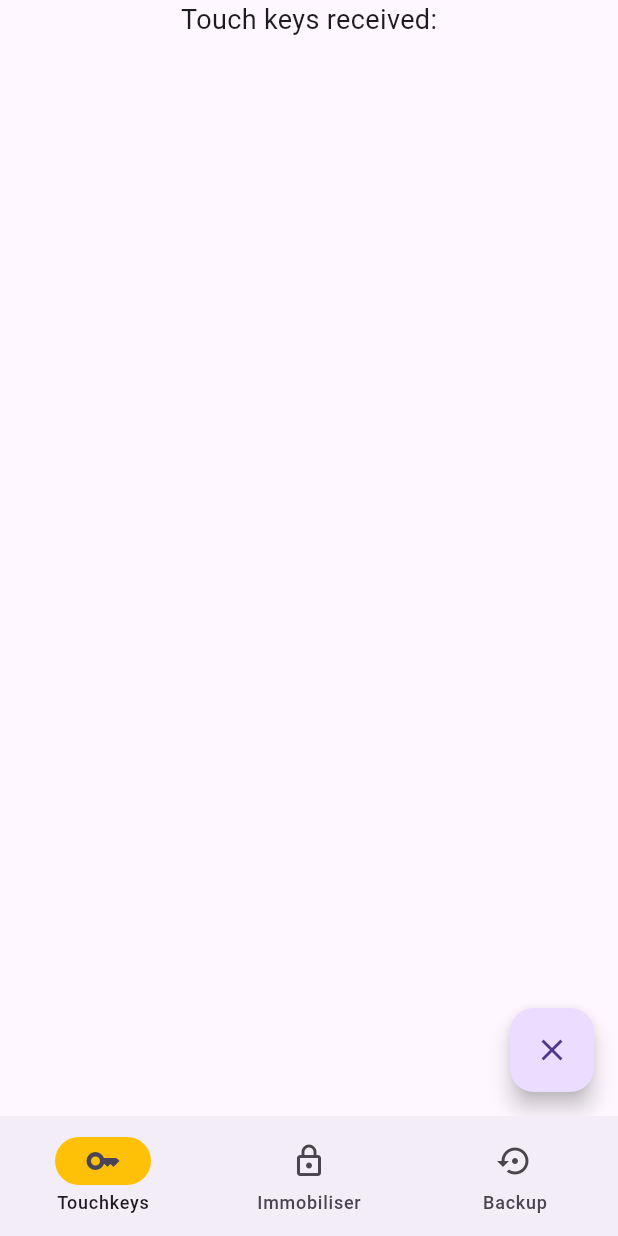
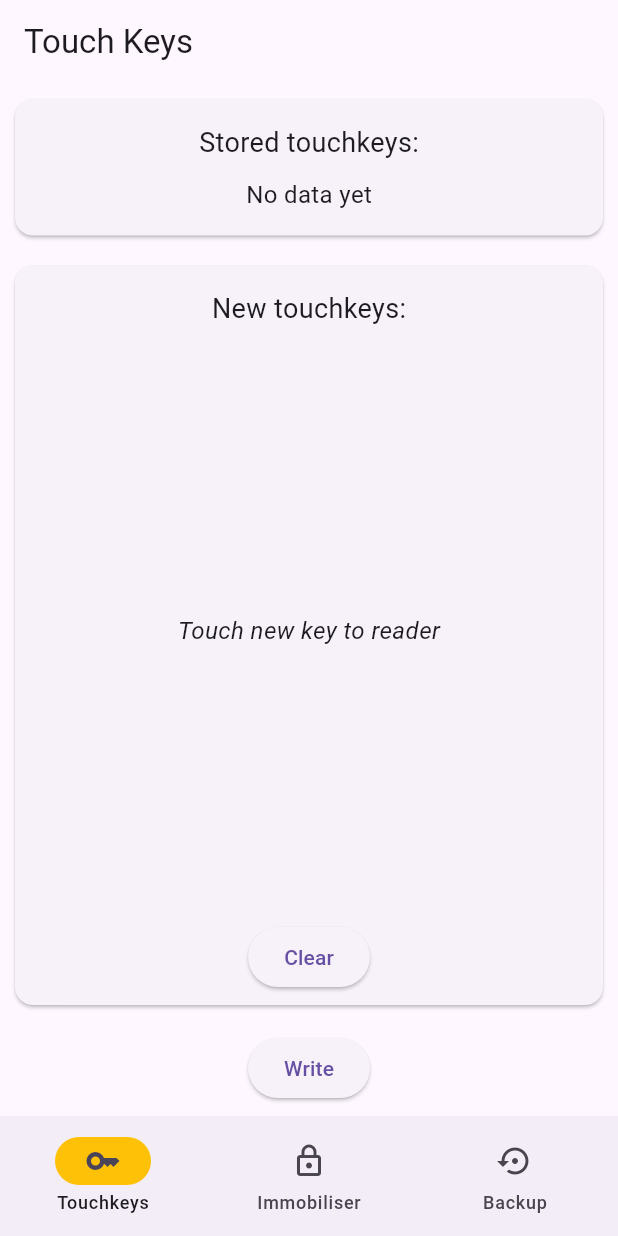
Before and after one commit to ta264/Cobra6422, a Flutter app: the screen it shows after launch, on a phone screen of 412 x 824 dp. Run offline on Flutter 3.47's test engine with Material 3 defaults, Android fonts, the phone set to English and light mode, and no system bars; our stand-ins replace flutter_blue_plus.

Commit message:
Improve touchkey page

```diff
--- a/jolly_programmer_frontend/lib/touchkeys_page.dart
+++ b/jolly_programmer_frontend/lib/touchkeys_page.dart
@@ -13,29 +13,60 @@ class TouchKeysPage extends StatefulWidget {
 
 class _TouchKeysPageState extends State<TouchKeysPage> {
   List<List<int>> touchKeys = [];
+  String latestValue = ""; // Store the latest value for the top half
+  final String topCharacteristicUuid =
+      '12345678-1234-5678-1234-567812345678'; // Example UUID for top half
+  final String bottomTouchKeyCharacteristicUuid =
+      'd55282ce-37ba-4be9-9194-26c89f49b218'; // Touchkey characteristic UUID
+  final String writeCharacteristicUuid =
+      '9abcdef0-1234-5678-1234-56789abcdef0'; // Example UUID for write characteristic
 
   @override
   void initState() {
     super.initState();
-    _subscribeToCharacteristic();
+    _subscribeToTopCharacteristic();
+    _subscribeToTouchKeyCharacteristic();
   }
 
-  Future<void> _subscribeToCharacteristic() async {
-    // Replace with your actual service and characteristic UUIDs
-    const String serviceUuid =
-        '7065ed39-77d1-48e6-8e7c-7227550243c3'; // Touchkey service
-    const String characteristicUuid =
-        'd55282ce-37ba-4be9-9194-26c89f49b218'; // Touchkey characteristic
+  // Subscribe to the characteristic for the top half (most recent value only)
+  Future<void> _subscribeToTopCharacteristic() async {
+    final String serviceUuid =
+        '7065ed39-77d1-48e6-8e7c-7227550243c3'; // Example service UUID for top
 
     BluetoothCharacteristic? characteristic = await widget.bleManager
-        .getCharacteristic(serviceUuid, characteristicUuid);
+        .getCharacteristic(serviceUuid, topCharacteristicUuid);
 
     if (characteristic != null) {
       // Enable notifications
       await characteristic.setNotifyValue(true);
 
-      // Listen to characteristic value changes
-      characteristic.value.listen((value) {
+      // Listen to the characteristic's most recent value
+      characteristic.lastValueStream.listen((value) {
+        if (value.isNotEmpty) {
+          setState(() {
+            latestValue = value
+                .map((e) => e.toRadixString(16).padLeft(2, '0').toUpperCase())
+                .join(' ');
+          });
+        }
+      });
+    }
+  }
+
+  // Subscribe to the touch keys characteristic (bottom half)
+  Future<void> _subscribeToTouchKeyCharacteristic() async {
+    final String serviceUuid =
+        '7065ed39-77d1-48e6-8e7c-7227550243c3'; // Touchkey service
+
+    BluetoothCharacteristic? characteristic = await widget.bleManager
+        .getCharacteristic(serviceUuid, bottomTouchKeyCharacteristicUuid);
+
+    if (characteristic != null) {
+      // Enable notifications
+      await characteristic.setNotifyValue(true);
+
+      // Listen to characteristic value changes using valueChanges stream
+      characteristic.lastValueStream.listen((value) {
         if (value.isNotEmpty) {
           setState(() {
             touchKeys.add(value);
@@ -64,41 +95,117 @@ class _TouchKeysPageState extends State<TouchKeysPage> {
     });
   }
 
+  // Write to the write characteristic when "Write" button is pressed
+  Future<void> _writeToCharacteristic() async {
+    final String serviceUuid =
+        '7065ed39-77d1-48e6-8e7c-7227550243c3'; // Example service UUID for write
+
+    BluetoothCharacteristic? characteristic = await widget.bleManager
+        .getCharacteristic(serviceUuid, writeCharacteristicUuid);
+
+    if (characteristic != null && characteristic.properties.write) {
+      await characteristic
+          .write([0x01, 0x02, 0x03, 0x04]); // Example data to write
+      print('Data written to characteristic');
+    } else {
+      print('Write not supported for this characteristic.');
+    }
+  }
+
   @override
   Widget build(BuildContext context) {
     return Scaffold(
-      body: Center(
+      appBar: AppBar(
+        title: Text('Touch Keys'),
+      ),
+      body: Column(
+        children: [
+          SizedBox(
+            width: double
+                .infinity, // Make the card take the full width of the screen
+            child: Card(
+              margin: const EdgeInsets.all(10),
+              child: Padding(
+                padding: const EdgeInsets.all(16.0),
                 child: Column(
                   mainAxisAlignment: MainAxisAlignment.center,
                   children: [
                     Text(
-              'Touch keys received:',
+                      'Stored touchkeys:',
                       style: TextStyle(fontSize: 18),
                     ),
                     SizedBox(height: 10),
+                    Text(
+                      latestValue.isNotEmpty ? latestValue : 'No data yet',
+                      style: TextStyle(fontSize: 16),
+                    ),
+                  ],
+                ),
+              ),
+            ),
+          ),
+
+          // Bottom half as a Card: Display the list of touch keys
           Expanded(
-              child: ListView.builder(
+            child: Card(
+              margin: const EdgeInsets.all(10),
+              child: Column(
+                children: [
+                  Padding(
+                    padding: const EdgeInsets.all(16.0),
+                    child: Text(
+                      'New touchkeys:',
+                      style: TextStyle(fontSize: 18),
+                    ),
+                  ),
+                  Expanded(
+                    child: touchKeys.isNotEmpty
+                        ? ListView.builder(
                             itemCount: touchKeys.length,
                             itemBuilder: (context, index) {
                               return Padding(
-                    padding: const EdgeInsets.symmetric(
-                        vertical: 0.0), // Adjust the padding as needed
-                    child: ListTile(
-                      contentPadding: EdgeInsets.symmetric(
-                          horizontal: 8.0), // Reduced padding
-                      title: Text(formatAsHex(touchKeys[index])),
+                                padding:
+                                    const EdgeInsets.symmetric(vertical: 2.0),
+                                child: Container(
+                                  padding:
+                                      EdgeInsets.symmetric(horizontal: 8.0),
+                                  child: Text(
+                                    formatAsHex(touchKeys[index]),
+                                    style: TextStyle(fontSize: 16),
+                                  ),
                                 ),
                               );
                             },
+                          )
+                        : Center(
+                            child: Text(
+                              'Touch new key to reader',
+                              style: TextStyle(
+                                  fontSize: 16, fontStyle: FontStyle.italic),
+                            ),
+                          ),
+                  ),
+                  Padding(
+                    padding: const EdgeInsets.all(8.0),
+                    child: ElevatedButton(
+                      onPressed: _clearTouchKeys,
+                      child: Text('Clear'),
                     ),
                   ),
                 ],
               ),
             ),
-      floatingActionButton: FloatingActionButton(
-        onPressed: _clearTouchKeys,
-        child: Icon(Icons.clear),
-        tooltip: 'Clear Touch Keys',
+          ),
+
+          // "Write" button at the bottom
+          Padding(
+            padding: const EdgeInsets.all(8.0),
+            child: ElevatedButton(
+              onPressed: _writeToCharacteristic,
+              child: Text('Write'),
+            ),
+          ),
+        ],
       ),
     );
   }
```
Lines whose indentation alone changed are shown as unchanged.
